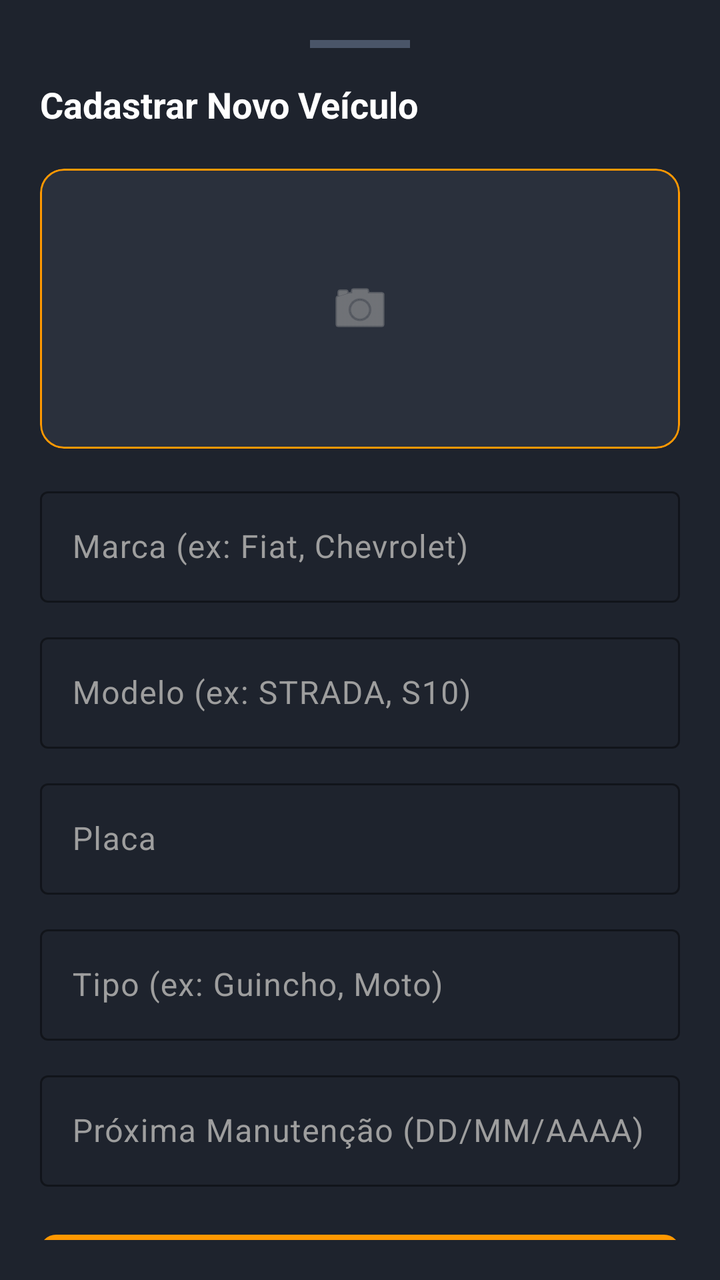
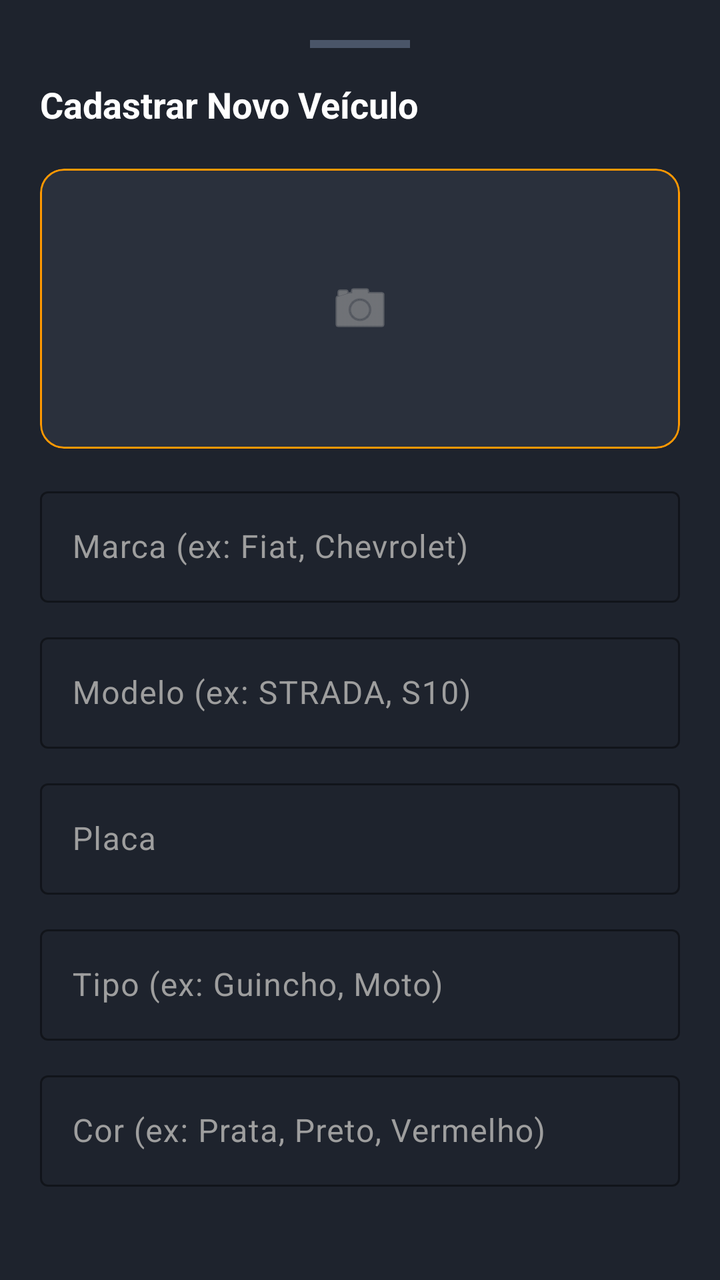

Before-and-after screenshots of an Android layout around one commit, followed by the original layout XML and the change that was made.
<!-- AndroidManifest.xml: application theme Theme.Salvo -->
<!-- res/layout/layout_dialog_add_veiculo.xml -->
<?xml version="1.0" encoding="utf-8"?>
<LinearLayout xmlns:android="http://schemas.android.com/apk/res/android"
    xmlns:app="http://schemas.android.com/apk/res-auto"
    android:layout_width="match_parent"
    android:layout_height="wrap_content"
    android:orientation="vertical"
    android:padding="20dp"
    android:background="#1E232D">

    <View
        android:layout_width="50dp"
        android:layout_height="4dp"
        android:background="#4A5568"
        android:layout_gravity="center_horizontal"
        android:layout_marginBottom="16dp"/>

    <TextView
        android:id="@+id/tv_titulo_dialog_veiculo"
        android:layout_width="wrap_content"
        android:layout_height="wrap_content"
        android:text="Cadastrar Novo Veículo"
        android:textSize="18sp"
        android:textStyle="bold"
        android:textColor="#FFFFFF"
        android:layout_marginBottom="20dp" />

    <com.google.android.material.card.MaterialCardView
        android:id="@+id/card_foto_novo_veiculo"
        android:layout_width="match_parent"
        android:layout_height="140dp"
        android:layout_marginBottom="16dp"
        app:cardBackgroundColor="#2A303C"
        app:cardCornerRadius="12dp"
        app:strokeWidth="1dp"
        app:strokeColor="#FF9800">

        <ImageView
            android:id="@+id/iv_preview_foto"
            android:layout_width="match_parent"
            android:layout_height="match_parent"
            android:src="@android:drawable/ic_menu_camera"
            app:tint="#9E9E9E"
            android:scaleType="center"
            android:contentDescription="Preview da foto" />
    </com.google.android.material.card.MaterialCardView>

    <com.google.android.material.textfield.TextInputLayout
        android:layout_width="match_parent"
        android:layout_height="wrap_content"
        android:layout_marginBottom="12dp"
        app:hintTextColor="#FF9800"
        android:textColorHint="#9E9E9E"
        app:boxStrokeColor="#FF9800">
        <com.google.android.material.textfield.TextInputEditText
            android:id="@+id/et_marca_veiculo"
            android:layout_width="match_parent"
            android:layout_height="wrap_content"
            android:hint="Marca (ex: Fiat, Chevrolet)"
            android:textColor="#FFFFFF"
            android:inputType="textCapWords" />
    </com.google.android.material.textfield.TextInputLayout>

    <com.google.android.material.textfield.TextInputLayout
        android:layout_width="match_parent"
        android:layout_height="wrap_content"
        android:layout_marginBottom="12dp"
        app:hintTextColor="#FF9800"
        android:textColorHint="#9E9E9E"
        app:boxStrokeColor="#FF9800">
        <com.google.android.material.textfield.TextInputEditText
            android:id="@+id/et_nome_veiculo"
            android:layout_width="match_parent"
            android:layout_height="wrap_content"
            android:hint="Modelo (ex: STRADA, S10)"
            android:textColor="#FFFFFF"
            android:inputType="textCapCharacters" />
    </com.google.android.material.textfield.TextInputLayout>

    <com.google.android.material.textfield.TextInputLayout
        android:layout_width="match_parent"
        android:layout_height="wrap_content"
        android:layout_marginBottom="12dp"
        app:hintTextColor="#FF9800"
        android:textColorHint="#9E9E9E"
        app:boxStrokeColor="#FF9800">
        <com.google.android.material.textfield.TextInputEditText
            android:id="@+id/et_placa_veiculo"
            android:layout_width="match_parent"
            android:layout_height="wrap_content"
            android:hint="Placa"
            android:textColor="#FFFFFF"
            android:inputType="textCapCharacters" />
    </com.google.android.material.textfield.TextInputLayout>

    <com.google.android.material.textfield.TextInputLayout
        android:layout_width="match_parent"
        android:layout_height="wrap_content"
        android:layout_marginBottom="12dp"
        app:hintTextColor="#FF9800"
        android:textColorHint="#9E9E9E"
        app:boxStrokeColor="#FF9800">
        <com.google.android.material.textfield.TextInputEditText
            android:id="@+id/et_tipo_veiculo"
            android:layout_width="match_parent"
            android:layout_height="wrap_content"
            android:hint="Tipo (ex: Guincho, Moto)"
            android:textColor="#FFFFFF"
            android:inputType="textCapWords" />
    </com.google.android.material.textfield.TextInputLayout>

    <com.google.android.material.textfield.TextInputLayout
        android:layout_width="match_parent"
        android:layout_height="wrap_content"
        android:layout_marginBottom="20dp"
        app:hintTextColor="#FF9800"
        android:textColorHint="#9E9E9E"
        app:boxStrokeColor="#FF9800">
        <com.google.android.material.textfield.TextInputEditText
            android:id="@+id/et_data_manutencao"
            android:layout_width="match_parent"
            android:layout_height="wrap_content"
            android:hint="Próxima Manutenção (DD/MM/AAAA)"
            android:textColor="#FFFFFF"
            android:inputType="date" />
    </com.google.android.material.textfield.TextInputLayout>

    <com.google.android.material.button.MaterialButton
        android:id="@+id/btn_salvar_veiculo"
        android:layout_width="match_parent"
        android:layout_height="52dp"
        android:text="CADASTRAR VEÍCULO"
        android:textColor="#1E232D"
        android:textStyle="bold"
        app:backgroundTint="#FF9800"
        app:cornerRadius="8dp" />

</LinearLayout>
<!-- resources referenced by this layout -->
<resources>
  <style name="Theme.Salvo" parent="Theme.Material3.Light.NoActionBar">
          <item name="colorPrimary">@color/purple_500</item>
          <item name="colorPrimaryDark">@color/purple_700</item>
          <item name="colorAccent">@color/teal_200</item>
      </style>
  <color name="purple_500">#FF6200EE</color>
  <color name="purple_700">#FF3700B3</color>
  <color name="teal_200">#FF03DAC5</color>
</resources>

<!-- the commit's change to res/layout/layout_dialog_add_veiculo.xml (unified diff, before → after) -->
@@ -116,6 +116,24 @@
         android:textColorHint="#9E9E9E"
         app:boxStrokeColor="#FF9800">
         <com.google.android.material.textfield.TextInputEditText
+            android:id="@+id/et_cor_veiculo"
+            android:layout_width="match_parent"
+            android:layout_height="wrap_content"
+            android:hint="Cor (ex: Prata, Preto, Vermelho)"
+            android:textColor="#FFFFFF"
+            android:inputType="textCapWords" />
+    </com.google.android.material.textfield.TextInputLayout>
+
+    <com.google.android.material.textfield.TextInputLayout
+        android:id="@+id/til_data_manutencao"
+        android:layout_width="match_parent"
+        android:layout_height="wrap_content"
+        android:layout_marginBottom="20dp"
+        app:hintTextColor="#FF9800"
+        android:textColorHint="#9E9E9E"
+        app:boxStrokeColor="#FF9800">
+
+        <com.google.android.material.textfield.TextInputEditText
             android:id="@+id/et_data_manutencao"
             android:layout_width="match_parent"
             android:layout_height="wrap_content"
